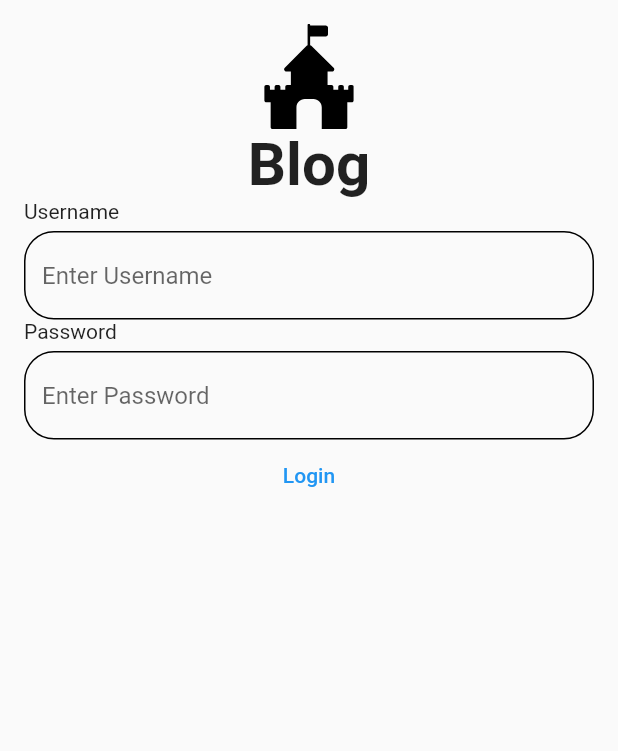
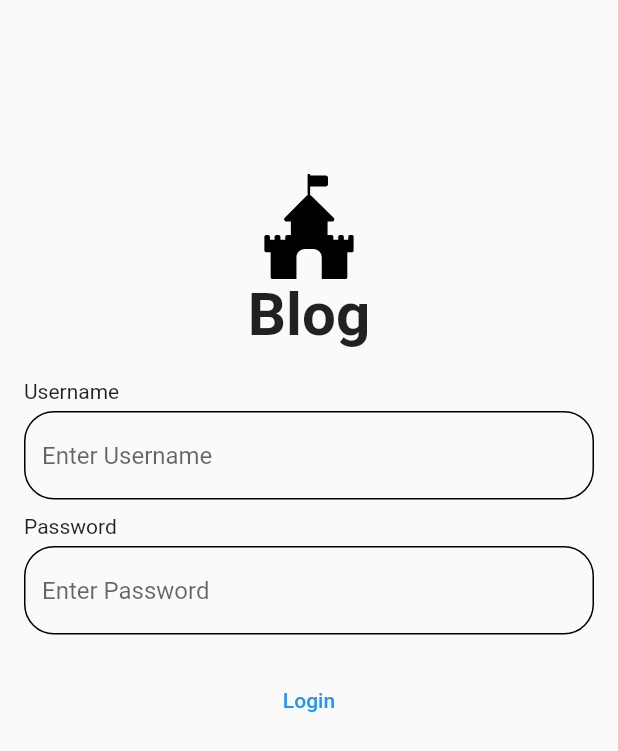
Before and after one commit to codingspecialist/flutter-blog-riverpod-2023-last, a Flutter app: the screen it shows after launch, on a phone screen of 412 x 824 dp. Shown: the top 751 px of the screen. Run offline on Flutter 3.47's test engine with Material 2 defaults, Android fonts, the phone set to English and light mode, and no system bars; our stand-ins replace flutter_svg, validators.

Commit message:
로그인 페이지 간격 조정
- login_form.dart, login_body.dart 간격 조정
- custom_logo.dart const 추가

```diff
--- a/lib/views/components/custom_logo.dart
+++ b/lib/views/components/custom_logo.dart
@@ -17,7 +17,7 @@ class CustomLogo extends StatelessWidget {
         ),
         Text(
           title,
-          style: TextStyle(fontSize: 40, fontWeight: FontWeight.bold),
+          style: const TextStyle(fontSize: 40, fontWeight: FontWeight.bold),
         ),
       ],
     );
--- a/lib/views/pages/auth/login_page/components/login_body.dart
+++ b/lib/views/pages/auth/login_page/components/login_body.dart
@@ -1,4 +1,5 @@
 import 'package:flutter/material.dart';
+import 'package:flutter_blog_2/core/constants/size.dart';
 import 'package:flutter_blog_2/views/components/custom_logo.dart';
 import 'package:flutter_blog_2/views/pages/auth/login_page/components/login_form.dart';
 
@@ -11,7 +12,9 @@ class LoginBody extends StatelessWidget {
       padding: const EdgeInsets.all(16.0),
       child: ListView(
         children: [
-          CustomLogo("Blog"),
+          const SizedBox(height: xlargeGap),
+          const CustomLogo("Blog"),
+          const SizedBox(height: largeGap),
           LoginForm(),
         ],
       ),
--- a/lib/views/pages/auth/login_page/components/login_form.dart
+++ b/lib/views/pages/auth/login_page/components/login_form.dart
@@ -1,4 +1,5 @@
 import 'package:flutter/material.dart';
+import 'package:flutter_blog_2/core/constants/size.dart';
 import 'package:flutter_blog_2/core/util/validator_util.dart';
 import 'package:flutter_blog_2/views/components/custom_auth_text_form_field.dart';
 
@@ -21,18 +22,20 @@ class LoginForm extends StatelessWidget {
             funValidator: validateUsername(),
             controller: _username,
           ),
+          const SizedBox(height: mediumGap),
           CustomAuthTextFormField(
             text: "Password",
             obscureText: true,
             funValidator: validatePassword(),
             controller: _password,
           ),
+          const SizedBox(height: largeGap),
           TextButton(
             onPressed: () {
               if (_formKey.currentState!.validate()) {
               }
             },
-            child: Text("Login"),
+            child: const Text("Login"),
           ),
         ],
       ),
```
